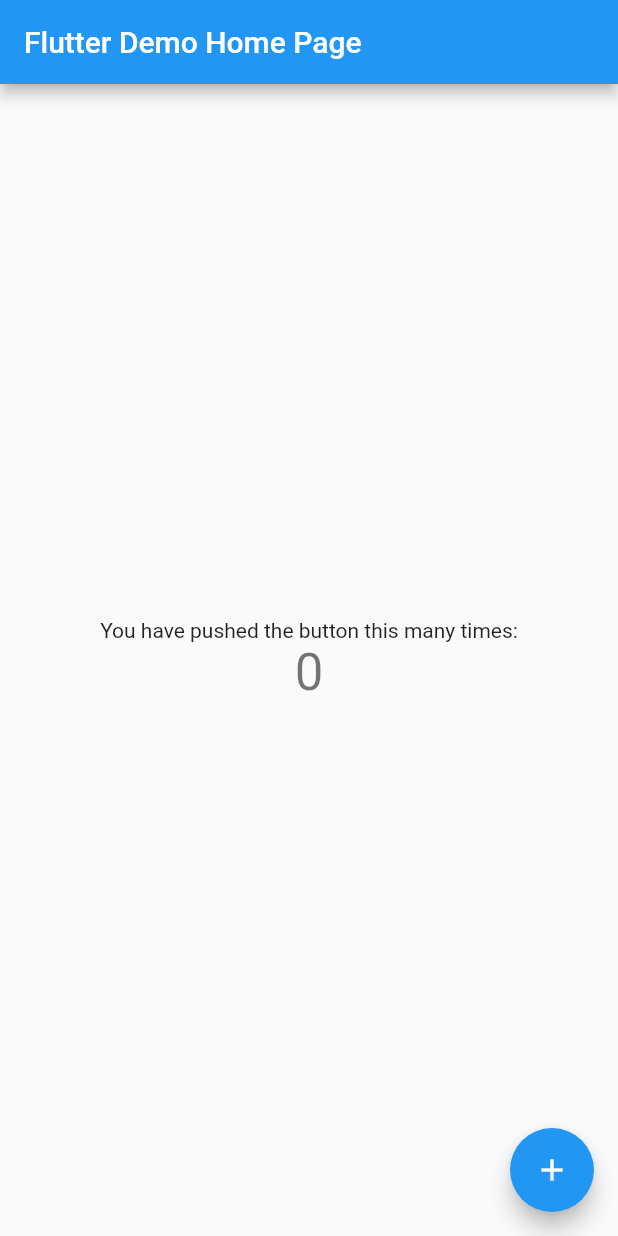
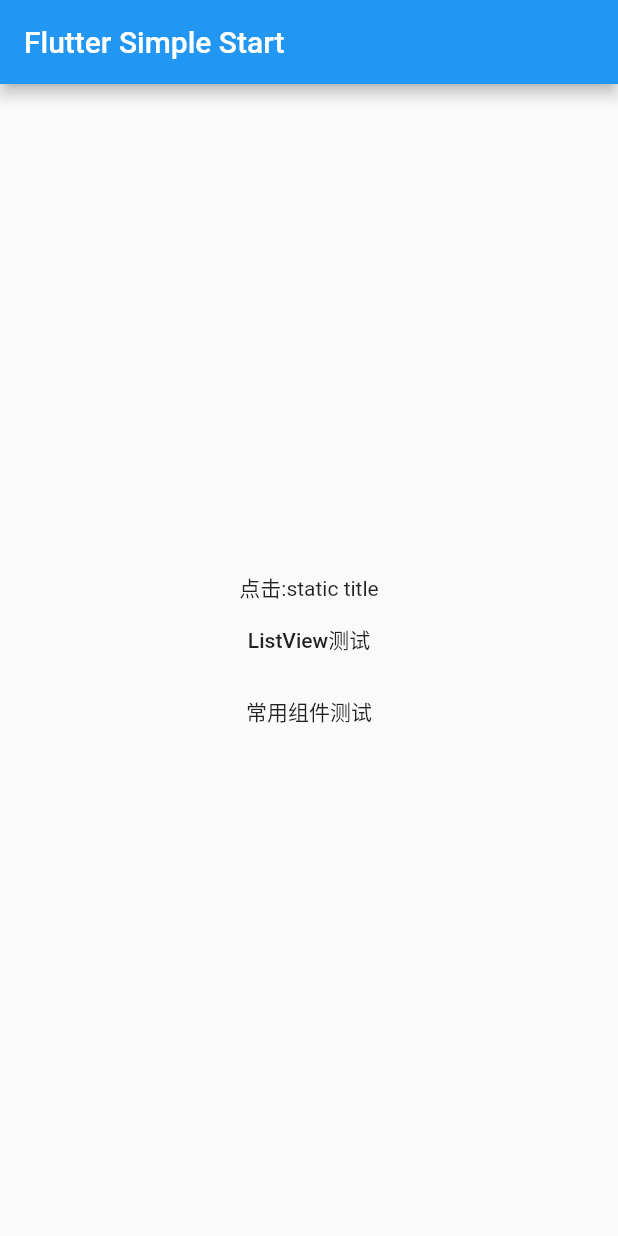
Before and after one commit to Sum-sdl/FlutterSimpleDemo, a Flutter app: the screen it shows after launch, on a phone screen of 412 x 824 dp. Run offline on Flutter 3.47's test engine with Material 2 defaults, Android fonts, the phone set to English and light mode, and no system bars.

Commit message:
add demo

```diff
--- /dev/null
+++ b/flutter_simple/lib/Constant.dart
@@ -0,0 +1,9 @@
+class Page {
+  static const String page_home_1 = "page_1";
+  static const String page_home_listView = "page_2";
+  static const String page_home_widget = "page_3";
+}
+
+class Strings {
+  static const String text_tip = "text_tip";
+}
--- a/flutter_simple/lib/main.dart
+++ b/flutter_simple/lib/main.dart
@@ -1,4 +1,8 @@
+import 'package:FlutterSimple/list/ListDemoPage.dart';
+import 'package:FlutterSimple/widget/WidgetDemoPage.dart';
 import 'package:flutter/material.dart';
+
+import 'Constant.dart';
 
 void main() => runApp(new MyApp());
 
@@ -7,103 +11,73 @@ class MyApp extends StatelessWidget {
   @override
   Widget build(BuildContext context) {
     return new MaterialApp(
-      title: 'Flutter Demo',
+      title: 'Flutter Simple',
       theme: new ThemeData(
-        // This is the theme of your application.
-        //
-        // Try running your application with "flutter run". You'll see the
-        // application has a blue toolbar. Then, without quitting the app, try
-        // changing the primarySwatch below to Colors.green and then invoke
-        // "hot reload" (press "r" in the console where you ran "flutter run",
-        // or press Run > Flutter Hot Reload in IntelliJ). Notice that the
-        // counter didn't reset back to zero; the application is not restarted.
         primarySwatch: Colors.blue,
       ),
-      home: new MyHomePage(title: 'Flutter Demo Home Page'),
+      home: new StartPage(title: 'Flutter Simple Start'),
+      routes: <String, WidgetBuilder>{
+        Page.page_home_1: (BuildContext context) => new StartPage(),
+        Page.page_home_listView: (BuildContext context) => new ListDemoPage(),
+        Page.page_home_widget: (BuildContext context) => new WidgetDemoPage(),
+      },
     );
   }
 }
 
-class MyHomePage extends StatefulWidget {
-  MyHomePage({Key key, this.title}) : super(key: key);
-
-  // This widget is the home page of your application. It is stateful, meaning
-  // that it has a State object (defined below) that contains fields that affect
-  // how it looks.
-
-  // This class is the configuration for the state. It holds the values (in this
-  // case the title) provided by the parent (in this case the App widget) and
-  // used by the build method of the State. Fields in a Widget subclass are
-  // always marked "final".
+class StartPage extends StatefulWidget {
+  StartPage({Key key, this.title}) : super(key: key);
 
   final String title;
 
+
   @override
-  _MyHomePageState createState() => new _MyHomePageState();
+  State<StatefulWidget> createState() => new _HomePageList();
 }
 
-class _MyHomePageState extends State<MyHomePage> {
-  int _counter = 0;
+//_HomePageList 能够获取到StartPage里面的参数title
+class _HomePageList extends State<StartPage> {
 
-  void _incrementCounter() {
+  String text = "static title";
+  int index = 0;
+
+  _textClick() {
     setState(() {
-      // This call to setState tells the Flutter framework that something has
-      // changed in this State, which causes it to rerun the build method below
-      // so that the display can reflect the updated values. If we changed
-      // _counter without calling setState(), then the build method would not be
-      // called again, and so nothing would appear to happen.
-      _counter++;
+      text = "click->${index++}";
     });
   }
 
+
   @override
   Widget build(BuildContext context) {
-    // This method is rerun every time setState is called, for instance as done
-    // by the _incrementCounter method above.
-    //
-    // The Flutter framework has been optimized to make rerunning build methods
-    // fast, so that you can just rebuild anything that needs updating rather
-    // than having to individually change instances of widgets.
     return new Scaffold(
       appBar: new AppBar(
         // Here we take the value from the MyHomePage object that was created by
         // the App.build method, and use it to set our appbar title.
         title: new Text(widget.title),
       ),
-      body: new Center(
-        // Center is a layout widget. It takes a single child and positions it
-        // in the middle of the parent.
-        child: new Column(
-          // Column is also layout widget. It takes a list of children and
-          // arranges them vertically. By default, it sizes itself to fit its
-          // children horizontally, and tries to be as tall as its parent.
-          //
-          // Invoke "debug paint" (press "p" in the console where you ran
-          // "flutter run", or select "Toggle Debug Paint" from the Flutter tool
-          // window in IntelliJ) to see the wireframe for each widget.
-          //
-          // Column has various properties to control how it sizes itself and
-          // how it positions its children. Here we use mainAxisAlignment to
-          // center the children vertically; the main axis here is the vertical
-          // axis because Columns are vertical (the cross axis would be
-          // horizontal).
-          mainAxisAlignment: MainAxisAlignment.center,
-          children: <Widget>[
-            new Text(
-              'You have pushed the button this many times:',
-            ),
-            new Text(
-              '$_counter',
-              style: Theme.of(context).textTheme.display1,
-            ),
-          ],
-        ),
-      ),
-      floatingActionButton: new FloatingActionButton(
-        onPressed: _incrementCounter,
-        tooltip: 'Increment',
-        child: new Icon(Icons.add),
-      ), // This trailing comma makes auto-formatting nicer for build methods.
+      body: Padding(
+        padding: const EdgeInsets.all(10.0),
+        child: new Center( //居中
+          child: new Column( //Column内容居中
+            mainAxisAlignment: MainAxisAlignment.center,
+            children: <Widget>[
+              new GestureDetector(child: new Text(
+                '点击:' + text,
+                textAlign: TextAlign.center,
+              ), onTap: () {
+                _textClick();
+              }),
+              new MaterialButton(onPressed: () {
+                Navigator.of(context).pushNamed(Page.page_home_listView);
+              }, child: new Text("ListView测试")),
+              new MaterialButton(onPressed: () {
+                Navigator.of(context).pushNamed(Page.page_home_listView);
+              }, child: new Text("常用组件测试")),
+            ],
+          ),
+        ),)
+      ,
     );
   }
 }
```
Also changed, not shown: flutter_simple/lib/list/ListDemoPage.dart (added, +41 -0 lines), flutter_simple/lib/widget/WidgetDemoPage.dart (added, +27 -0 lines).
